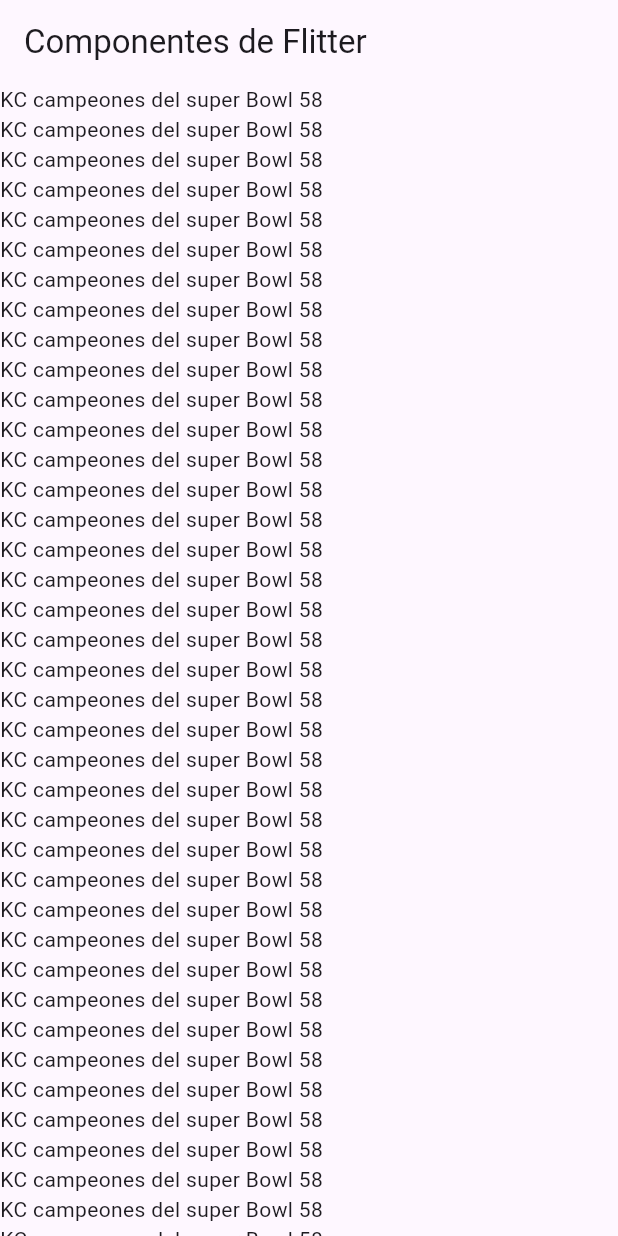
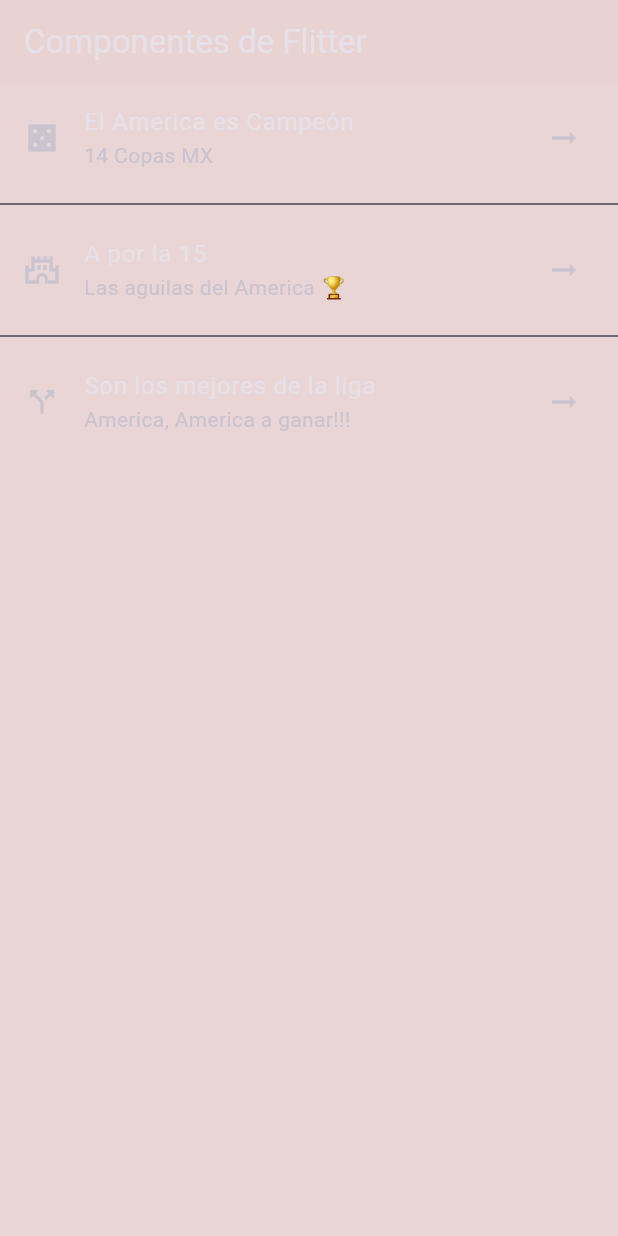
Before and after one commit to Eduardo188s/componentes_flutter, a Flutter app: the screen it shows after launch, on a phone screen of 412 x 824 dp. Run offline on Flutter 3.47's test engine with Material 3 defaults, Android fonts, the phone set to English and light mode, and no system bars.

Commit message:
Refactorizing and creation of AppTheme

```diff
--- a/lib/home_screen.dart
+++ /dev/null
@@ -1,66 +0,0 @@
-import 'package:flutter/material.dart';
-
-class HomeScreen extends StatelessWidget {
-  const HomeScreen ({super.key});
-
-  @override
-  Widget build(BuildContext context) {
-    return  Scaffold(
-      appBar: AppBar(
-        title:const Text('Componentes de Flitter'),
-        ),
-        body: ListView(
-          children: const [
-            Text('KC campeones del super Bowl 58'),
-            Text('KC campeones del super Bowl 58'),
-            Text('KC campeones del super Bowl 58'),
-            Text('KC campeones del super Bowl 58'),
-            Text('KC campeones del super Bowl 58'),
-            Text('KC campeones del super Bowl 58'),
-            Text('KC campeones del super Bowl 58'),
-            Text('KC campeones del super Bowl 58'),
-            Text('KC campeones del super Bowl 58'),
-            Text('KC campeones del super Bowl 58'),
-            Text('KC campeones del super Bowl 58'),
-            Text('KC campeones del super Bowl 58'),
-            Text('KC campeones del super Bowl 58'),
-            Text('KC campeones del super Bowl 58'),
-            Text('KC campeones del super Bowl 58'),
-            Text('KC campeones del super Bowl 58'),
-            Text('KC campeones del super Bowl 58'),
-            Text('KC campeones del super Bowl 58'),
-            Text('KC campeones del super Bowl 58'),
-            Text('KC campeones del super Bowl 58'),
-            Text('KC campeones del super Bowl 58'),
-            Text('KC campeones del super Bowl 58'),
-            Text('KC campeones del super Bowl 58'),
-            Text('KC campeones del super Bowl 58'),
-            Text('KC campeones del super Bowl 58'),
-            Text('KC campeones del super Bowl 58'),
-            Text('KC campeones del super Bowl 58'),
-            Text('KC campeones del super Bowl 58'),
-            Text('KC campeones del super Bowl 58'),
-            Text('KC campeones del super Bowl 58'),
-            Text('KC campeones del super Bowl 58'),
-            Text('KC campeones del super Bowl 58'),
-            Text('KC campeones del super Bowl 58'),
-            Text('KC campeones del super Bowl 58'),
-            Text('KC campeones del super Bowl 58'),
-            Text('KC campeones del super Bowl 58'),
-            Text('KC campeones del super Bowl 58'),
-            Text('KC campeones del super Bowl 58'),
-            Text('KC campeones del super Bowl 58'),
-            Text('KC campeones del super Bowl 58'),
-            Text('KC campeones del super Bowl 58'),
-            Text('KC campeones del super Bowl 58'),
-            Text('KC campeones del super Bowl 58'),
-            Text('KC campeones del super Bowl 58'),
-            Text('KC campeones del super Bowl 58'),
-            Text('KC campeones del super Bowl 58'),
-            Text('KC campeones del super Bowl 58'),
-            Text('KC campeones del super Bowl 58'),
-          ],
-        )
-      );
-  }
-}
--- a/lib/main_app.dart
+++ b/lib/main_app.dart
@@ -1,5 +1,6 @@
 import'package:flutter/material.dart';
-import 'package:practica_3/home_screen.dart';
+import 'package:practica_3/screens/home_screen.dart';
+import 'package:practica_3/theme/app_theme.dart';
 
 
 class MainApp extends StatelessWidget {
@@ -7,9 +8,10 @@ class MainApp extends StatelessWidget {
 
   @override
   Widget build(BuildContext context) {
-    return const MaterialApp(
+    return  MaterialApp(
       debugShowCheckedModeBanner: false,
-      home: HomeScreen(),
+      home: const HomeScreen(),
+      theme: AppTheme.darkTheme,
     );
   }
 }
--- /dev/null
+++ b/lib/screens/home_screen.dart
@@ -0,0 +1,38 @@
+import 'package:flutter/material.dart';
+
+class HomeScreen extends StatelessWidget {
+  const HomeScreen ({super.key});
+
+  @override
+  Widget build(BuildContext context) {
+    return  Scaffold(
+      appBar: AppBar(
+        title:const Text('Componentes de Flitter'),
+        ),
+        body: ListView(
+          children: const <Widget>[
+            ListTile(
+              title: Text('El America es Campeón '),
+              subtitle: Text('14 Copas MX'),
+              leading: Icon(Icons.casino_sharp),
+              trailing: Icon(Icons.arrow_right_alt_outlined),
+            ),
+            Divider(),
+              ListTile(
+              title: Text('A por la 15 '),
+              subtitle: Text('Las aguilas del America 🏆'),
+              leading: Icon(Icons.castle_outlined),
+              trailing: Icon(Icons.arrow_right_alt_outlined),
+            ),
+            Divider(),
+              ListTile(
+              title: Text('Son los mejores de la liga'),
+              subtitle: Text('America, America a ganar!!!'),
+              leading: Icon(Icons.call_split_rounded),
+              trailing: Icon(Icons.arrow_right_alt_outlined),
+            )
+          ],
+        )
+      );
+  }
+}
--- /dev/null
+++ b/lib/theme/app_theme.dart
@@ -0,0 +1,16 @@
+// Definicion de temas para estilo de la app
+import 'package:flutter/material.dart';
+
+class AppTheme{
+  //Constantes de color primario
+  static const primaryColor = Color.fromARGB(5, 235, 33, 33);
+  // Constante de color de fondo
+  static const backColor = Color.fromARGB(44, 129, 11, 11);
+// Constante de tema
+  static final ThemeData darkTheme = ThemeData.dark().copyWith(
+    scaffoldBackgroundColor: backColor,
+    appBarTheme: const AppBarTheme(
+      color: primaryColor
+      )
+    );
+}
```
